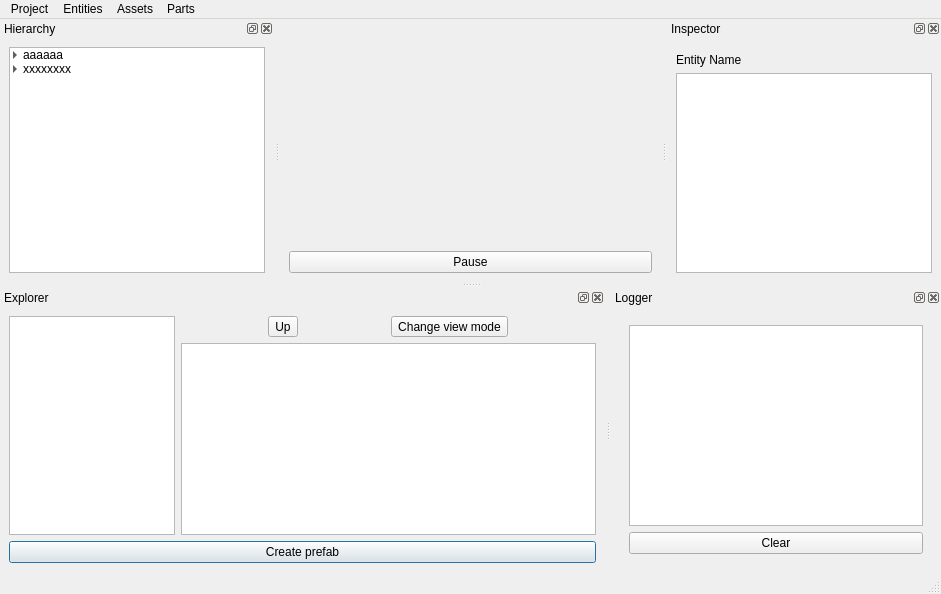
Qt form res/WindowMain.ui (Bang3DEngine/OldBang) before a commit.
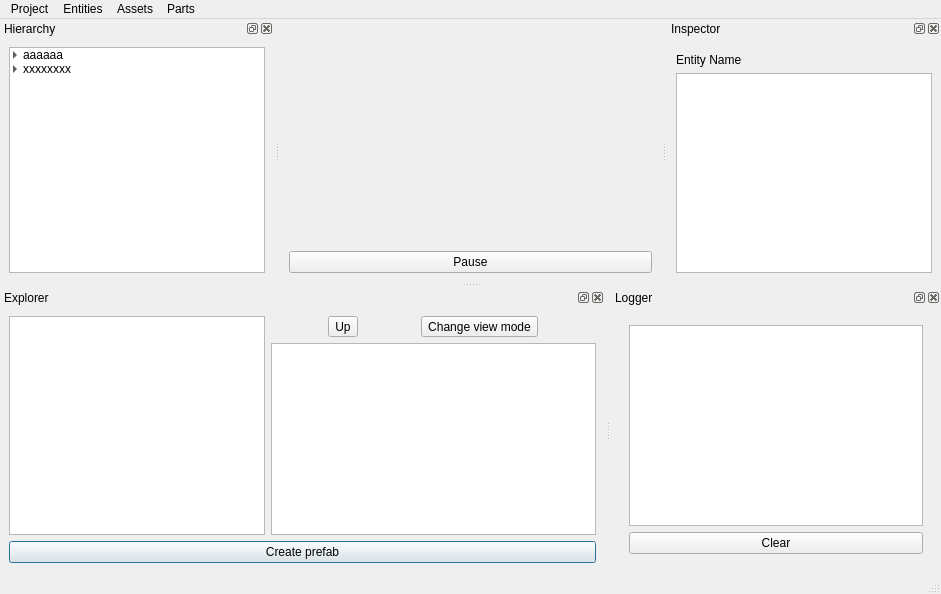
The same form after that commit. Icons and pictures are not drawn. Custom widgets are drawn as their Qt base class.

What changed in the file:
```diff
--- a/res/WindowMain.ui
+++ b/res/WindowMain.ui
@@ -339,9 +339,9 @@
    <widget class="QWidget" name="dockWidgetContents_5">
     <layout class="QVBoxLayout" name="verticalLayout_10" stretch="1,0">
      <item>
-      <layout class="QHBoxLayout" name="horizontalLayout_3" stretch="2,5">
+      <layout class="QHBoxLayout" name="horizontalLayout_3" stretch="0,5">
        <item>
-        <widget class="QListView" name="widgetListExplorerDirs"/>
+        <widget class="ExplorerDirTree" name="widgetTreeExplorerDirTree"/>
        </item>
        <item>
         <layout class="QVBoxLayout" name="verticalLayout_7">
@@ -600,6 +600,11 @@
    <extends>QMenuBar</extends>
    <header>MenuBar.h</header>
   </customwidget>
+  <customwidget>
+   <class>ExplorerDirTree</class>
+   <extends>QTreeView</extends>
+   <header>ExplorerDirTree.h</header>
+  </customwidget>
  </customwidgets>
  <resources/>
  <connections>
```
Left out of the diff: 3 changed lines with no effect on the pictures.
